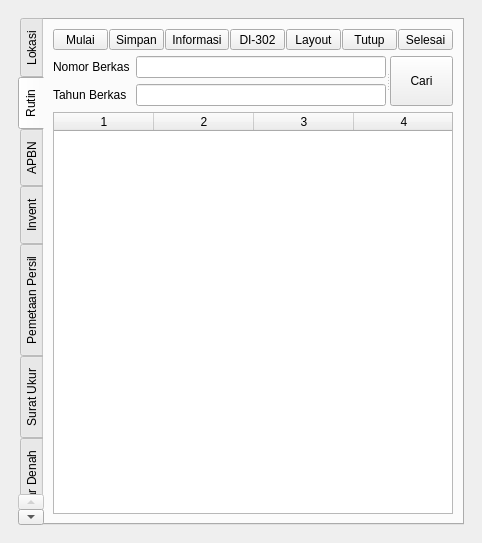
Before: the Qt Designer form ui/panel_kerjav2.ui in nyanyaon/GeoKKP-GIS, drawn with Qt 5.
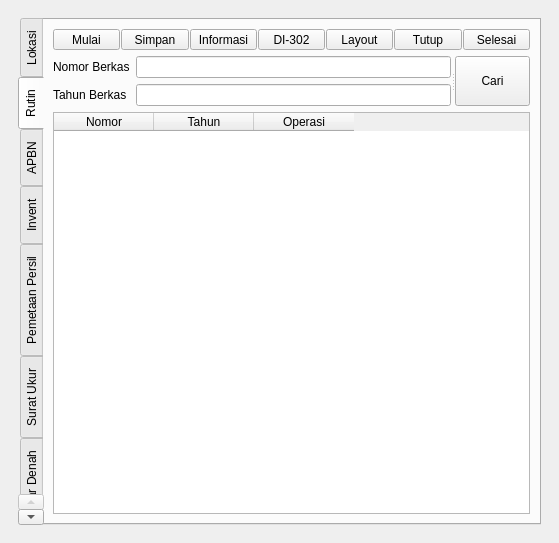
After: the same form once the commit is applied. The open tabs and pages were chosen to show the change. Icons and pictures are not drawn. Custom widgets are drawn as their Qt base class.

```diff
--- a/ui/panel_kerjav2.ui
+++ b/ui/panel_kerjav2.ui
@@ -2,6 +2,14 @@
 <ui version="4.0">
  <class>panelkerja</class>
  <widget class="QDockWidget" name="panelkerja">
+  <property name="geometry">
+   <rect>
+    <x>0</x>
+    <y>0</y>
+    <width>559</width>
+    <height>543</height>
+   </rect>
+  </property>
   <property name="minimumSize">
    <size>
     <width>437</width>
@@ -861,7 +869,7 @@
                  <bool>false</bool>
                 </property>
                 <property name="columnCount">
-                 <number>4</number>
+                 <number>3</number>
                 </property>
                 <attribute name="horizontalHeaderCascadingSectionResizes">
                  <bool>false</bool>
@@ -872,10 +880,21 @@
                 <attribute name="horizontalHeaderShowSortIndicator" stdset="0">
                  <bool>true</bool>
                 </attribute>
-                <column/>
-                <column/>
-                <column/>
-                <column/>
+                <column>
+                 <property name="text">
+                  <string>Nomor</string>
+                 </property>
+                </column>
+                <column>
+                 <property name="text">
+                  <string>Tahun</string>
+                 </property>
+                </column>
+                <column>
+                 <property name="text">
+                  <string>Operasi</string>
+                 </property>
+                </column>
                </widget>
               </item>
              </layout>
```
Left out of the diff: 32 changed lines with no effect on the pictures.
